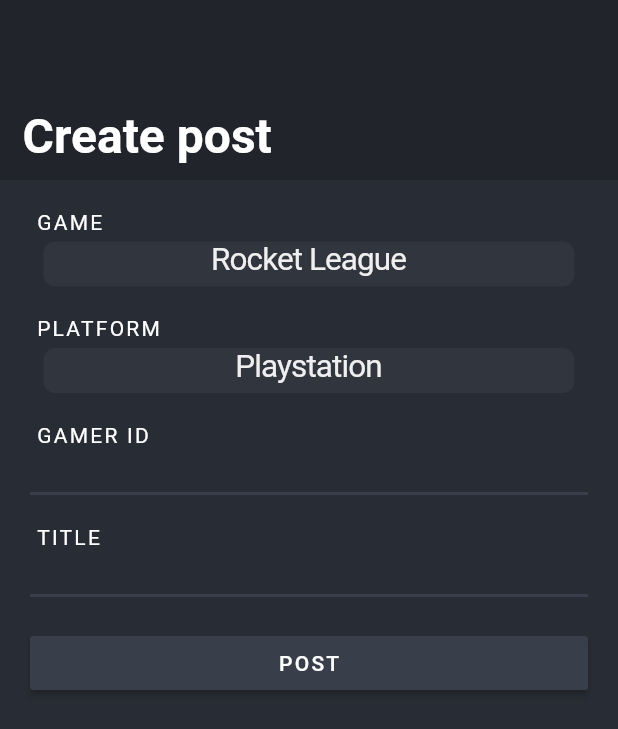
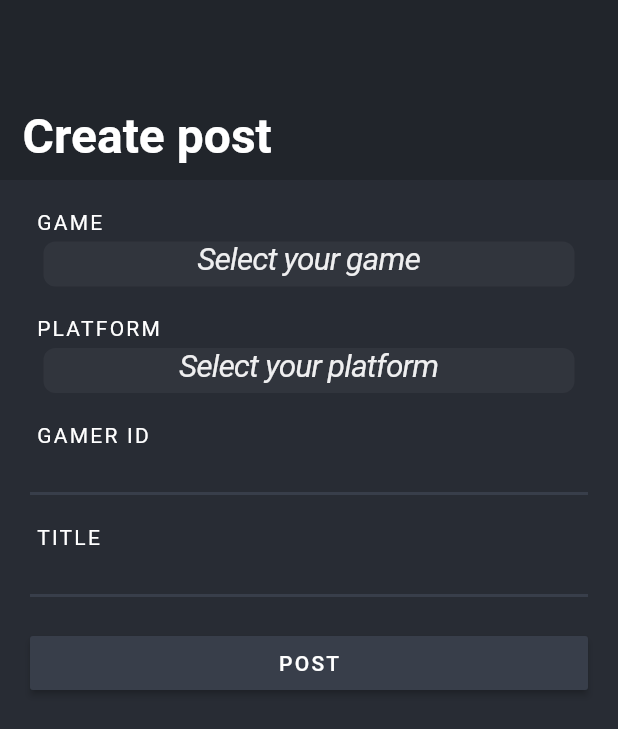
Before and after one commit to RiesvGeffen/lfg_app, a Flutter app: the CreatePostScreen screen opened directly, after a tap on "POST", on a phone screen of 412 x 824 dp. Shown: the top 729 px of the screen. Run offline on Flutter 3.47's test engine with Material 2 defaults, Android fonts, the phone set to English and light mode, and no system bars.

```diff
--- a/lib/screens/create_post.dart
+++ b/lib/screens/create_post.dart
@@ -10,12 +10,13 @@ class CreatePostScreen extends StatefulWidget {
 }
 
 class CreatePostScreenState extends State<CreatePostScreen> {
-  final _formKey = GlobalKey<FormState>();
+  final gamerIdTextController = TextEditingController();
+  final titleTextController = TextEditingController();
+  int gameSelectedValue = 0;
+  int platformSelectedValue = 0;
 
   @override
   Widget build(BuildContext context) {
-    int selectedValue;
-
     return CupertinoPageScaffold(
       child: Column(
         children: [
@@ -30,9 +31,7 @@ class CreatePostScreenState extends State<CreatePostScreen> {
                   style: TextStyle(fontSize: 32, fontWeight: FontWeight.bold),
                 )),
           ),
-          Form(
-            key: _formKey,
-            child: Container(
+          Container(
             margin: EdgeInsets.only(left: 20, right: 20),
             child: Column(
               children: [
@@ -56,11 +55,17 @@ class CreatePostScreenState extends State<CreatePostScreen> {
                       CupertinoPicker(
                         onSelectedItemChanged: (value) {
                           setState(() {
-                              selectedValue = value;
+                            gameSelectedValue = value;
                           });
                         },
                         itemExtent: 30,
                         children: const [
+                          Text(
+                            'Select your game',
+                            style: TextStyle(
+                                color: Colors.white,
+                                fontStyle: FontStyle.italic),
+                          ),
                           Text(
                             'Rocket League',
                             style: TextStyle(color: Colors.white),
@@ -100,11 +105,17 @@ class CreatePostScreenState extends State<CreatePostScreen> {
                         child: CupertinoPicker(
                           onSelectedItemChanged: (value) {
                             setState(() {
-                                selectedValue = value;
+                              platformSelectedValue = value;
                             });
                           },
                           itemExtent: 30,
                           children: const [
+                            Text(
+                              'Select your platform',
+                              style: TextStyle(
+                                  color: Colors.white,
+                                  fontStyle: FontStyle.italic),
+                            ),
                             Text(
                               'Playstation',
                               style: TextStyle(color: Colors.white),
@@ -138,6 +149,7 @@ class CreatePostScreenState extends State<CreatePostScreen> {
                         ),
                       ),
                       CupertinoTextField(
+                        controller: gamerIdTextController,
                         cursorColor: Color.fromARGB(255, 117, 190, 255),
                         decoration: BoxDecoration(
                             color: Color.fromARGB(0, 0, 0, 0),
@@ -165,6 +177,7 @@ class CreatePostScreenState extends State<CreatePostScreen> {
                         ),
                       ),
                       CupertinoTextField(
+                        controller: titleTextController,
                         cursorColor: Color.fromARGB(255, 117, 190, 255),
                         decoration: BoxDecoration(
                             color: Color.fromARGB(0, 0, 0, 0),
@@ -184,18 +197,37 @@ class CreatePostScreenState extends State<CreatePostScreen> {
                     color: Color.fromARGB(255, 56, 62, 74),
                     child: Text(
                       'POST',
-                        style:
-                            TextStyle(color: Colors.white, letterSpacing: 1.5),
+                      style: TextStyle(color: Colors.white, letterSpacing: 1.5),
                     ),
-                      onPressed: () {},
+                    onPressed: () {
+                      submitForm();
+                    },
                   ),
                 )
               ],
-              ),
             ),
           ),
         ],
       ),
     );
   }
+
+  submitForm() {
+    // Get values
+    int game = gameSelectedValue;
+    int platform = platformSelectedValue;
+    String gamerId = gamerIdTextController.text.trim();
+    String title = titleTextController.text.trim();
+
+    // Validation
+    if (game == 0 || platform == 0 || gamerId == '' || title == '') {
+      // Form is not valid
+      return;
     }
+
+    debugPrint(game.toString());
+    debugPrint(platform.toString());
+    debugPrint(gamerId);
+    debugPrint(title);
+  }
+}
```
Lines whose indentation alone changed are shown as unchanged.
